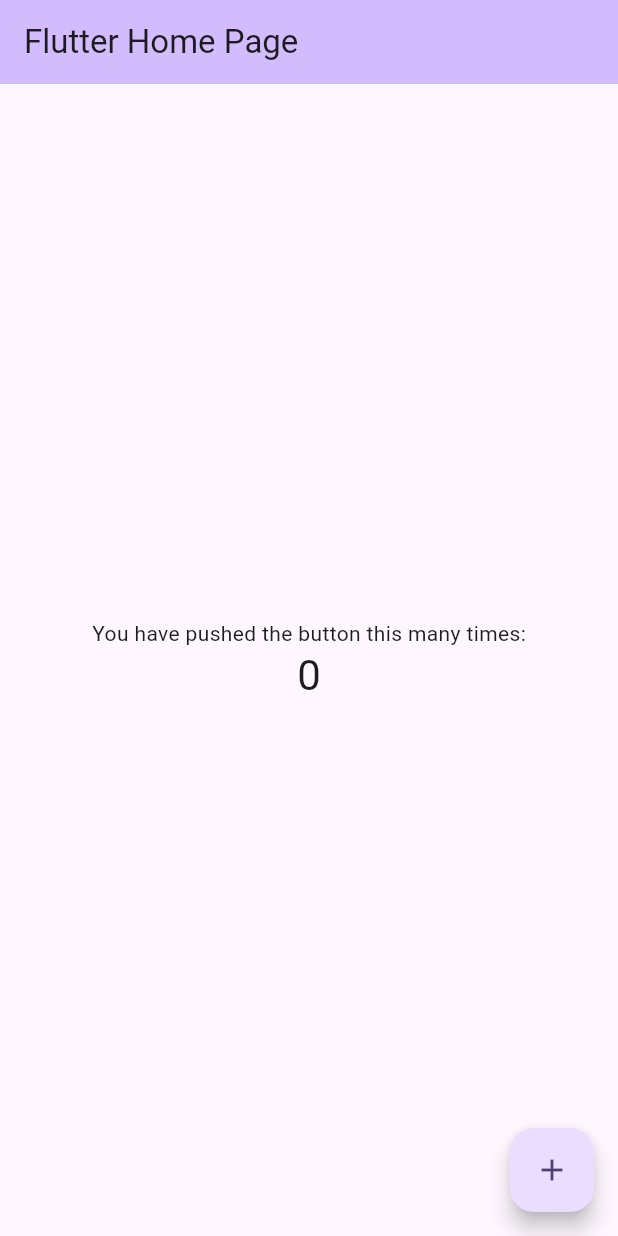
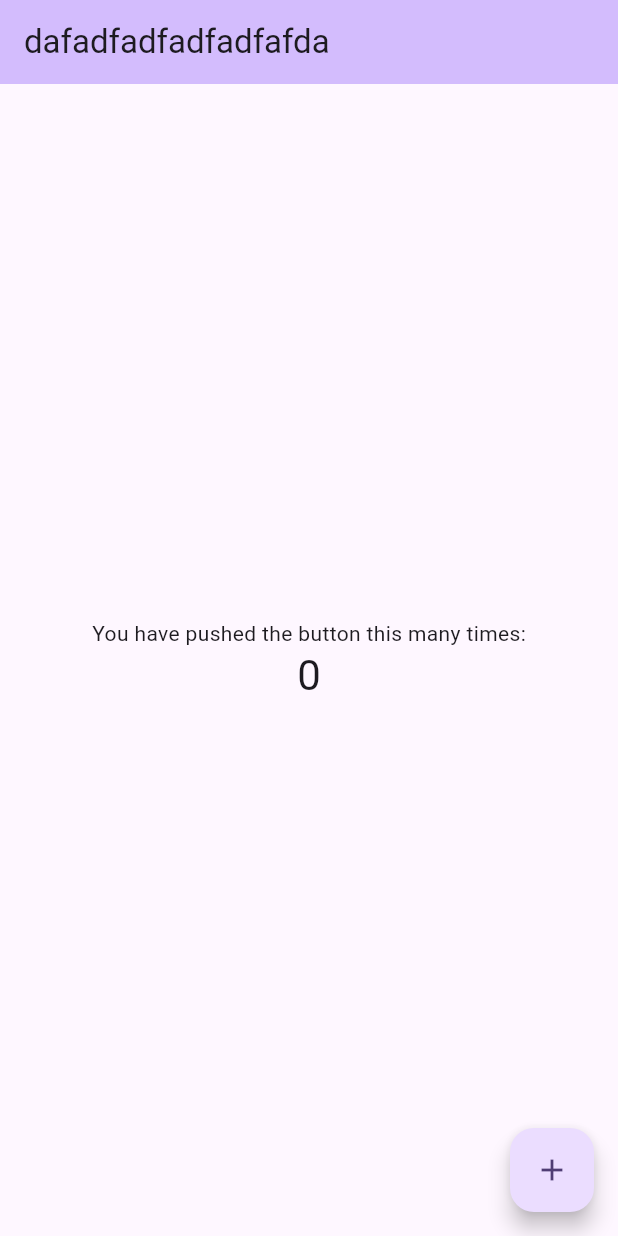
Before and after one commit to Nang-Pyae-Pyae-Phyoe-Aein/Flutter, a Flutter app: the screen it shows after launch, on a phone screen of 412 x 824 dp. Run offline on Flutter 3.47's test engine with Material 3 defaults, Android fonts, the phone set to English and light mode, and no system bars.

Commit message:
git practise

```diff
--- a/lib/main.dart
+++ b/lib/main.dart
@@ -31,7 +31,7 @@ class MyApp extends StatelessWidget {
         colorScheme: ColorScheme.fromSeed(seedColor: Colors.deepPurple),
         useMaterial3: true,
       ),
-      home: const MyHomePage(title: 'Flutter Home Page'),
+      home: const MyHomePage(title: 'dafadfadfadfadfafda'),
     );
   }
 }
```
